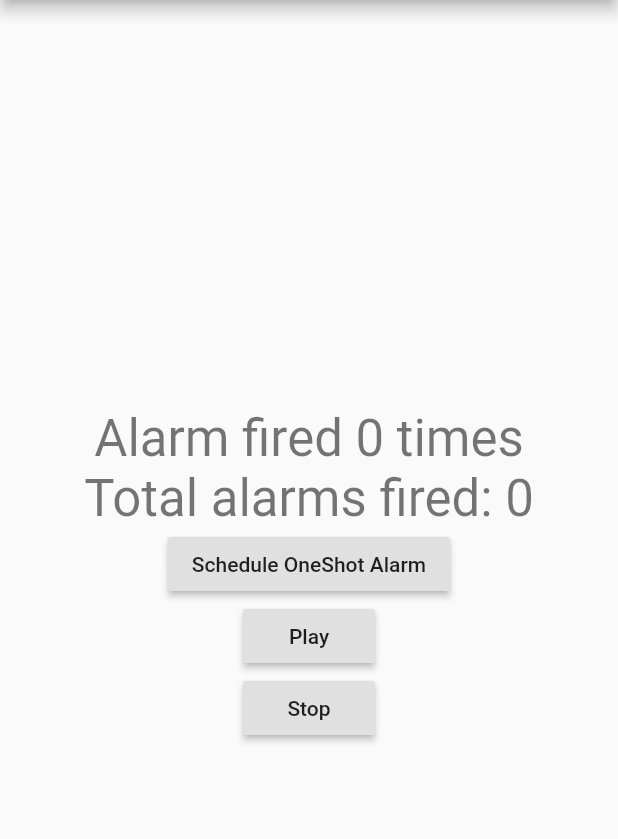
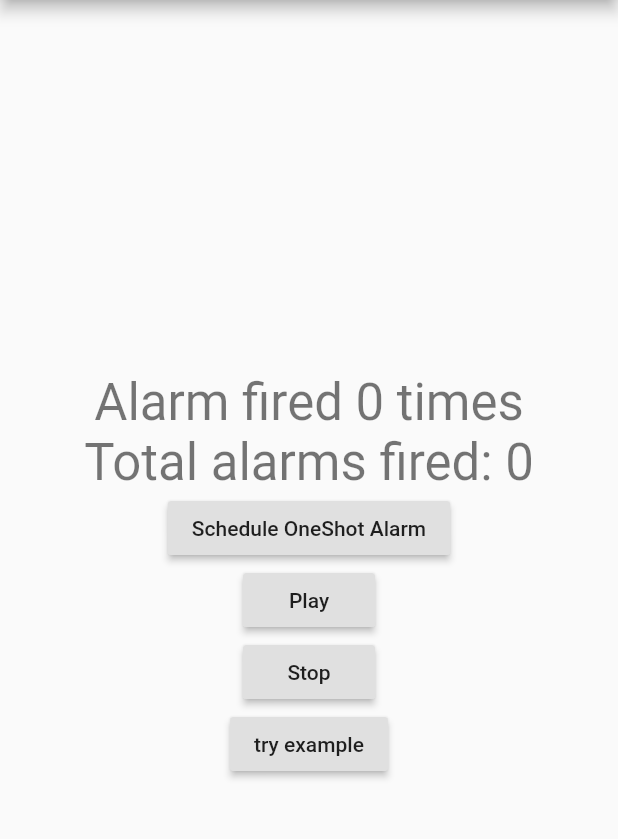
Before and after one commit to beeeyan/flutter-trying-package, a Flutter app: the screen it shows after launch, on a phone screen of 412 x 824 dp, the part 84-923 px from its top. Run offline on Flutter 3.47's test engine with Material 2 defaults, Android fonts, the phone set to English and light mode, and no system bars; our stand-ins replace shared_preferences; missing offline and left inert: android_alarm_manager, soundpool.

Commit message:
preparing for screen transitions

```diff
--- a/lib/main.dart
+++ b/lib/main.dart
@@ -44,9 +44,13 @@ class AlarmManagerExampleApp extends StatelessWidget {
   // This widget is the root of your application.
   @override
   Widget build(BuildContext context) {
+    final String title = '寝落ち防止';
     return MaterialApp(
-      title: '寝落ち防止',
-      home: _AlarmHomePage(title: '寝落ち防止'),
+      title: title,
+      home: _AlarmHomePage(title: title),
+      routes: <String,WidgetBuilder>{
+        '/home': (BuildContext context) => _AlarmHomePage(title: title),
+      },
     );
   }
 }
@@ -161,6 +165,12 @@ class _AlarmHomePageState extends State<_AlarmHomePage> {
               onPressed: _stopSound,
               child: Text("Stop"),
             ),
+            RaisedButton(
+              onPressed: () {
+                //Navigator.of(context).pushReplacementNamed("/exp/geofence");
+              },
+              child: Text("try example"),
+            ),
           ],
         ),
       ),
```
